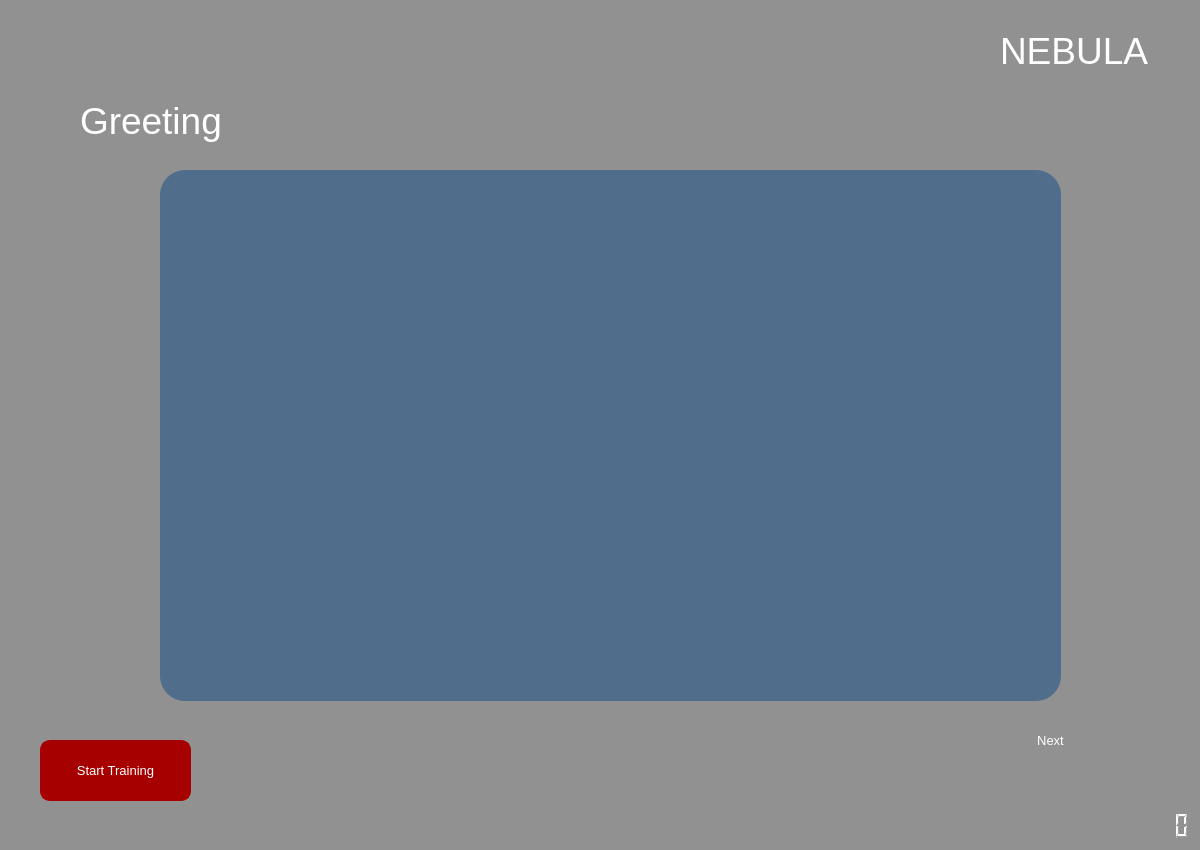
The window that ui/main.ui (wingnut29/Nebula) describes before a commit, drawn with Qt 5.
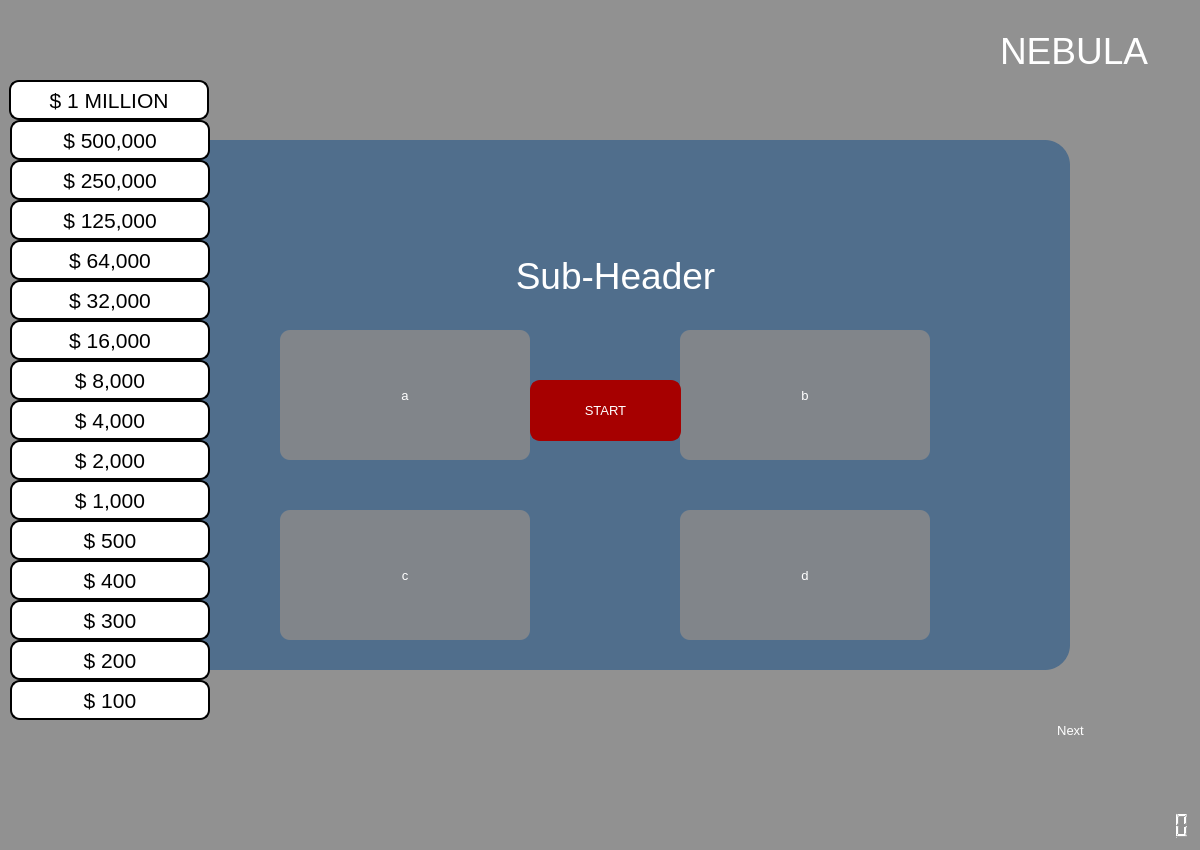
The same window after the commit. Icons and pictures are not drawn.

```diff
--- a/ui/main.ui
+++ b/ui/main.ui
@@ -10,6 +10,18 @@
     <height>850</height>
    </rect>
   </property>
+  <property name="minimumSize">
+   <size>
+    <width>1200</width>
+    <height>850</height>
+   </size>
+  </property>
+  <property name="maximumSize">
+   <size>
+    <width>1200</width>
+    <height>850</height>
+   </size>
+  </property>
   <property name="windowTitle">
    <string>NEBULA</string>
   </property>
@@ -59,29 +71,6 @@
      <string>NEBULA</string>
     </property>
    </widget>
-   <widget class="QLabel" name="lblGreeting">
-    <property name="geometry">
-     <rect>
-      <x>80</x>
-      <y>80</y>
-      <width>401</width>
-      <height>81</height>
-     </rect>
-    </property>
-    <property name="font">
-     <font>
-      <family>Segoe UI</family>
-      <pointsize>28</pointsize>
-     </font>
-    </property>
-    <property name="styleSheet">
-     <string notr="true">color: rgb(255, 255, 255);
-background: transparent;</string>
-    </property>
-    <property name="text">
-     <string>Greeting</string>
-    </property>
-   </widget>
    <widget class="QLCDNumber" name="lcdTime">
     <property name="geometry">
      <rect>
@@ -96,57 +85,13 @@
 color: rgb(255, 255, 255);</string>
     </property>
    </widget>
-   <widget class="QPushButton" name="btnStart">
-    <property name="geometry">
-     <rect>
-      <x>40</x>
-      <y>740</y>
-      <width>151</width>
-      <height>61</height>
-     </rect>
-    </property>
-    <property name="font">
-     <font>
-      <family>Segoe UI</family>
-      <pointsize>10</pointsize>
-     </font>
-    </property>
-    <property name="cursor">
-     <cursorShape>PointingHandCursor</cursorShape>
-    </property>
-    <property name="layoutDirection">
-     <enum>Qt::RightToLeft</enum>
-    </property>
-    <property name="styleSheet">
-     <string notr="true">#btnStart {         
-						
-						background-color: rgb(166, 0, 0);
-                        color: rgb(255, 255, 255);
-                        border: 2px solid #a60000;
-                        border-radius: 10px;
-                        }
-                        #btnStart:hover{
-                        
-	
-	background-color: rgb(220, 0, 0);
-                        color: rgb(255, 255, 255);
-                        }
-                        #btnStart:pressed {
-                        background-color: rgb(166, 0, 0);
-                        color: rgb(255, 255, 255);
-                        }</string>
-    </property>
-    <property name="text">
-     <string>Start Training</string>
-    </property>
-   </widget>
    <widget class="QFrame" name="frame_menu">
     <property name="geometry">
      <rect>
-      <x>160</x>
-      <y>170</y>
-      <width>901</width>
-      <height>531</height>
+      <x>170</x>
+      <y>140</y>
+      <width>900</width>
+      <height>530</height>
      </rect>
     </property>
     <property name="styleSheet">
@@ -164,8 +109,8 @@
       <rect>
        <x>60</x>
        <y>30</y>
-       <width>781</width>
-       <height>481</height>
+       <width>780</width>
+       <height>480</height>
       </rect>
      </property>
      <property name="font">
@@ -191,34 +136,200 @@
 &lt;p style=&quot;-qt-paragraph-type:empty; margin-top:0px; margin-bottom:0px; margin-left:0px; margin-right:0px; -qt-block-indent:0; text-indent:0px; font-size:16pt;&quot;&gt;&lt;br /&gt;&lt;/p&gt;&lt;/body&gt;&lt;/html&gt;</string>
      </property>
     </widget>
-   </widget>
-   <widget class="QLabel" name="lblShip">
-    <property name="geometry">
-     <rect>
-      <x>-50</x>
-      <y>850</y>
-      <width>51</width>
-      <height>41</height>
-     </rect>
-    </property>
-    <property name="styleSheet">
-     <string notr="true">background: transparent;</string>
-    </property>
-    <property name="text">
-     <string/>
-    </property>
-    <property name="pixmap">
-     <pixmap>../imgs/color_rocket.png</pixmap>
-    </property>
-    <property name="scaledContents">
-     <bool>true</bool>
-    </property>
+    <widget class="QPushButton" name="btnChoiceA">
+     <property name="geometry">
+      <rect>
+       <x>110</x>
+       <y>190</y>
+       <width>250</width>
+       <height>130</height>
+      </rect>
+     </property>
+     <property name="font">
+      <font>
+       <family>Segoe UI</family>
+       <pointsize>10</pointsize>
+      </font>
+     </property>
+     <property name="cursor">
+      <cursorShape>PointingHandCursor</cursorShape>
+     </property>
+     <property name="layoutDirection">
+      <enum>Qt::RightToLeft</enum>
+     </property>
+     <property name="styleSheet">
+      <string notr="true">#btnChoiceA {         
+						
+						
+						
+						background-color: rgba(138, 138, 138,85%);
+                        color: rgb(255, 255, 255);
+                        border: none;
+                        border-radius: 10px;
+                        }
+                        #btnChoiceA:hover{
+                        
+	
+						
+						background-color: rgb(190, 190, 190);
+                        color: rgb(255, 255, 255);
+                        }
+                        #btnChoiceA:pressed {
+                        background-color: rgba(138, 138, 138, 85%);
+                        color: rgb(255, 255, 255);
+                        }</string>
+     </property>
+     <property name="text">
+      <string>a</string>
+     </property>
+    </widget>
+    <widget class="QPushButton" name="btnChoiceB">
+     <property name="geometry">
+      <rect>
+       <x>510</x>
+       <y>190</y>
+       <width>250</width>
+       <height>130</height>
+      </rect>
+     </property>
+     <property name="font">
+      <font>
+       <family>Segoe UI</family>
+       <pointsize>10</pointsize>
+      </font>
+     </property>
+     <property name="cursor">
+      <cursorShape>PointingHandCursor</cursorShape>
+     </property>
+     <property name="layoutDirection">
+      <enum>Qt::RightToLeft</enum>
+     </property>
+     <property name="styleSheet">
+      <string notr="true">#btnChoiceB {         
+						
+						
+						
+						background-color: rgba(138, 138, 138,85%);
+                        color: rgb(255, 255, 255);
+                        border: none;
+                        border-radius: 10px;
+                        }
+                        #btnChoiceB:hover{
+                        
+	
+						
+						background-color: rgb(190, 190, 190);
+                        color: rgb(255, 255, 255);
+                        }
+                        #btnChoiceB:pressed {
+                        background-color: rgba(138, 138, 138, 85%);
+                        color: rgb(255, 255, 255);
+                        }</string>
+     </property>
+     <property name="text">
+      <string>b</string>
+     </property>
+    </widget>
+    <widget class="QPushButton" name="btnChoiceD">
+     <property name="geometry">
+      <rect>
+       <x>510</x>
+       <y>370</y>
+       <width>250</width>
+       <height>130</height>
+      </rect>
+     </property>
+     <property name="font">
+      <font>
+       <family>Segoe UI</family>
+       <pointsize>10</pointsize>
+      </font>
+     </property>
+     <property name="cursor">
+      <cursorShape>PointingHandCursor</cursorShape>
+     </property>
+     <property name="layoutDirection">
+      <enum>Qt::RightToLeft</enum>
+     </property>
+     <property name="styleSheet">
+      <string notr="true">#btnChoiceD {         
+						
+						
+						
+						background-color: rgba(138, 138, 138,85%);
+                        color: rgb(255, 255, 255);
+                        border: none;
+                        border-radius: 10px;
+                        }
+                        #btnChoiceD:hover{
+                        
+	
+						
+						background-color: rgb(190, 190, 190);
+                        color: rgb(255, 255, 255);
+                        }
+                        #btnChoiceD:pressed {
+                        background-color: rgba(138, 138, 138, 85%);
+                        color: rgb(255, 255, 255);
+                        }</string>
+     </property>
+     <property name="text">
+      <string>d</string>
+     </property>
+    </widget>
+    <widget class="QPushButton" name="btnChoiceC">
+     <property name="geometry">
+      <rect>
+       <x>110</x>
+       <y>370</y>
+       <width>250</width>
+       <height>130</height>
+      </rect>
+     </property>
+     <property name="font">
+      <font>
+       <family>Segoe UI</family>
+       <pointsize>10</pointsize>
+      </font>
+     </property>
+     <property name="cursor">
+      <cursorShape>PointingHandCursor</cursorShape>
+     </property>
+     <property name="layoutDirection">
+      <enum>Qt::RightToLeft</enum>
+     </property>
+     <property name="styleSheet">
+      <string notr="true">#btnChoiceC {         
+						
+						
+						
+						background-color: rgba(138, 138, 138,85%);
+                        color: rgb(255, 255, 255);
+                        border: none;
+                        border-radius: 10px;
+                        }
+                        #btnChoiceC:hover{
+                        
+	
+						
+						background-color: rgb(190, 190, 190);
+                        color: rgb(255, 255, 255);
+                        }
+                        #btnChoiceC:pressed {
+                        background-color: rgba(138, 138, 138, 85%);
+                        color: rgb(255, 255, 255);
+                        }</string>
+     </property>
+     <property name="text">
+      <string>c</string>
+     </property>
+    </widget>
    </widget>
    <widget class="QToolButton" name="btnNext">
     <property name="geometry">
      <rect>
-      <x>1000</x>
-      <y>710</y>
+      <x>1020</x>
+      <y>700</y>
       <width>101</width>
       <height>61</height>
      </rect>
@@ -265,6 +376,547 @@
      <enum>Qt::ToolButtonTextBesideIcon</enum>
     </property>
    </widget>
+   <widget class="QLabel" name="lbl100">
+    <property name="geometry">
+     <rect>
+      <x>10</x>
+      <y>680</y>
+      <width>200</width>
+      <height>40</height>
+     </rect>
+    </property>
+    <property name="font">
+     <font>
+      <family>Segoe UI</family>
+      <pointsize>16</pointsize>
+     </font>
+    </property>
+    <property name="styleSheet">
+     <string notr="true">background-color: rgb(255, 255, 255);
+border-radius:10px;
+border: 2px solid #000000;</string>
+    </property>
+    <property name="text">
+     <string>$ 100</string>
+    </property>
+    <property name="alignment">
+     <set>Qt::AlignCenter</set>
+    </property>
+   </widget>
+   <widget class="QLabel" name="lbl200">
+    <property name="geometry">
+     <rect>
+      <x>10</x>
+      <y>640</y>
+      <width>200</width>
+      <height>40</height>
+     </rect>
+    </property>
+    <property name="font">
+     <font>
+      <family>Segoe UI</family>
+      <pointsize>16</pointsize>
+     </font>
+    </property>
+    <property name="styleSheet">
+     <string notr="true">background-color: rgb(255, 255, 255);
+border-radius:10px;
+border: 2px solid #000000;</string>
+    </property>
+    <property name="text">
+     <string>$ 200</string>
+    </property>
+    <property name="alignment">
+     <set>Qt::AlignCenter</set>
+    </property>
+   </widget>
+   <widget class="QLabel" name="lbl300">
+    <property name="geometry">
+     <rect>
+      <x>10</x>
+      <y>600</y>
+      <width>200</width>
+      <height>40</height>
+     </rect>
+    </property>
+    <property name="font">
+     <font>
+      <family>Segoe UI</family>
+      <pointsize>16</pointsize>
+     </font>
+    </property>
+    <property name="styleSheet">
+     <string notr="true">background-color: rgb(255, 255, 255);
+border-radius:10px;
+border: 2px solid #000000;</string>
+    </property>
+    <property name="text">
+     <string>$ 300</string>
+    </property>
+    <property name="alignment">
+     <set>Qt::AlignCenter</set>
+    </property>
+   </widget>
+   <widget class="QLabel" name="lbl400">
+    <property name="geometry">
+     <rect>
+      <x>10</x>
+      <y>560</y>
+      <width>200</width>
+      <height>40</height>
+     </rect>
+    </property>
+    <property name="font">
+     <font>
+      <family>Segoe UI</family>
+      <pointsize>16</pointsize>
+     </font>
+    </property>
+    <property name="styleSheet">
+     <string notr="true">background-color: rgb(255, 255, 255);
+border-radius:10px;
+border: 2px solid #000000;</string>
+    </property>
+    <property name="text">
+     <string>$ 400</string>
+    </property>
+    <property name="alignment">
+     <set>Qt::AlignCenter</set>
+    </property>
+   </widget>
+   <widget class="QLabel" name="lbl500">
+    <property name="geometry">
+     <rect>
+      <x>10</x>
+      <y>520</y>
+      <width>200</width>
+      <height>40</height>
+     </rect>
+    </property>
+    <property name="font">
+     <font>
+      <family>Segoe UI</family>
+      <pointsize>16</pointsize>
+     </font>
+    </property>
+    <property name="styleSheet">
+     <string notr="true">background-color: rgb(255, 255, 255);
+border-radius:10px;
+border: 2px solid #000000;</string>
+    </property>
+    <property name="text">
+     <string>$ 500</string>
+    </property>
+    <property name="alignment">
+     <set>Qt::AlignCenter</set>
+    </property>
+   </widget>
+   <widget class="QLabel" name="lbl4000">
+    <property name="geometry">
+     <rect>
+      <x>10</x>
+      <y>400</y>
+      <width>200</width>
+      <height>40</height>
+     </rect>
+    </property>
+    <property name="font">
+     <font>
+      <family>Segoe UI</family>
+      <pointsize>16</pointsize>
+     </font>
+    </property>
+    <property name="styleSheet">
+     <string notr="true">background-color: rgb(255, 255, 255);
+border-radius:10px;
+border: 2px solid #000000;</string>
+    </property>
+    <property name="text">
+     <string>$ 4,000</string>
+    </property>
+    <property name="alignment">
+     <set>Qt::AlignCenter</set>
+    </property>
+   </widget>
+   <widget class="QLabel" name="lbl1000">
+    <property name="geometry">
+     <rect>
+      <x>10</x>
+      <y>480</y>
+      <width>200</width>
+      <height>40</height>
+     </rect>
+    </property>
+    <property name="font">
+     <font>
+      <family>Segoe UI</family>
+      <pointsize>16</pointsize>
+     </font>
+    </property>
+    <property name="styleSheet">
+     <string notr="true">background-color: rgb(255, 255, 255);
+border-radius:10px;
+border: 2px solid #000000;</string>
+    </property>
+    <property name="text">
+     <string>$ 1,000</string>
+    </property>
+    <property name="alignment">
+     <set>Qt::AlignCenter</set>
+    </property>
+   </widget>
+   <widget class="QLabel" name="lbl2000">
+    <property name="geometry">
+     <rect>
+      <x>10</x>
+      <y>440</y>
+      <width>200</width>
+      <height>40</height>
+     </rect>
+    </property>
+    <property name="font">
+     <font>
+      <family>Segoe UI</family>
+      <pointsize>16</pointsize>
+     </font>
+    </property>
+    <property name="styleSheet">
+     <string notr="true">background-color: rgb(255, 255, 255);
+border-radius:10px;
+border: 2px solid #000000;</string>
+    </property>
+    <property name="text">
+     <string>$ 2,000</string>
+    </property>
+    <property name="alignment">
+     <set>Qt::AlignCenter</set>
+    </property>
+   </widget>
+   <widget class="QLabel" name="lbl8000">
+    <property name="geometry">
+     <rect>
+      <x>10</x>
+      <y>360</y>
+      <width>200</width>
+      <height>40</height>
+     </rect>
+    </property>
+    <property name="font">
+     <font>
+      <family>Segoe UI</family>
+      <pointsize>16</pointsize>
+     </font>
+    </property>
+    <property name="styleSheet">
+     <string notr="true">background-color: rgb(255, 255, 255);
+border-radius:10px;
+border: 2px solid #000000;</string>
+    </property>
+    <property name="text">
+     <string>$ 8,000</string>
+    </property>
+    <property name="alignment">
+     <set>Qt::AlignCenter</set>
+    </property>
+   </widget>
+   <widget class="QLabel" name="lbl64T">
+    <property name="geometry">
+     <rect>
+      <x>10</x>
+      <y>240</y>
+      <width>200</width>
+      <height>40</height>
+     </rect>
+    </property>
+    <property name="font">
+     <font>
+      <family>Segoe UI</family>
+      <pointsize>16</pointsize>
+     </font>
+    </property>
+    <property name="styleSheet">
+     <string notr="true">background-color: rgb(255, 255, 255);
+border-radius:10px;
+border: 2px solid #000000;</string>
+    </property>
+    <property name="text">
+     <string>$ 64,000</string>
+    </property>
+    <property name="alignment">
+     <set>Qt::AlignCenter</set>
+    </property>
+   </widget>
+   <widget class="QLabel" name="lbl16T">
+    <property name="geometry">
+     <rect>
+      <x>10</x>
+      <y>320</y>
+      <width>200</width>
+      <height>40</height>
+     </rect>
+    </property>
+    <property name="font">
+     <font>
+      <family>Segoe UI</family>
+      <pointsize>16</pointsize>
+     </font>
+    </property>
+    <property name="styleSheet">
+     <string notr="true">background-color: rgb(255, 255, 255);
+border-radius:10px;
+border: 2px solid #000000;</string>
+    </property>
+    <property name="text">
+     <string>$ 16,000</string>
+    </property>
+    <property name="alignment">
+     <set>Qt::AlignCenter</set>
+    </property>
+   </widget>
+   <widget class="QLabel" name="lblMillion">
+    <property name="geometry">
+     <rect>
+      <x>9</x>
+      <y>80</y>
+      <width>200</width>
+      <height>40</height>
+     </rect>
+    </property>
+    <property name="font">
+     <font>
+      <family>Segoe UI</family>
+      <pointsize>16</pointsize>
+     </font>
+    </property>
+    <property name="styleSheet">
+     <string notr="true">background-color: rgb(255, 255, 255);
+border-radius:10px;
+border: 2px solid #000000;</string>
+    </property>
+    <property name="text">
+     <string>$ 1 MILLION</string>
+    </property>
+    <property name="alignment">
+     <set>Qt::AlignCenter</set>
+    </property>
+   </widget>
+   <widget class="QLabel" name="lbl125T">
+    <property name="geometry">
+     <rect>
+      <x>10</x>
+      <y>200</y>
+      <width>200</width>
+      <height>40</height>
+     </rect>
+    </property>
+    <property name="font">
+     <font>
+      <family>Segoe UI</family>
+      <pointsize>16</pointsize>
+     </font>
+    </property>
+    <property name="styleSheet">
+     <string notr="true">background-color: rgb(255, 255, 255);
+border-radius:10px;
+border: 2px solid #000000;</string>
+    </property>
+    <property name="text">
+     <string>$ 125,000</string>
+    </property>
+    <property name="alignment">
+     <set>Qt::AlignCenter</set>
+    </property>
+   </widget>
+   <widget class="QLabel" name="lbl500T">
+    <property name="geometry">
+     <rect>
+      <x>10</x>
+      <y>120</y>
+      <width>200</width>
+      <height>40</height>
+     </rect>
+    </property>
+    <property name="font">
+     <font>
+      <family>Segoe UI</family>
+      <pointsize>16</pointsize>
+     </font>
+    </property>
+    <property name="styleSheet">
+     <string notr="true">background-color: rgb(255, 255, 255);
+border-radius:10px;
+border: 2px solid #000000;</string>
+    </property>
+    <property name="text">
+     <string>$ 500,000</string>
+    </property>
+    <property name="alignment">
+     <set>Qt::AlignCenter</set>
+    </property>
+   </widget>
+   <widget class="QLabel" name="lbl32T">
+    <property name="geometry">
+     <rect>
+      <x>10</x>
+      <y>280</y>
+      <width>200</width>
+      <height>40</height>
+     </rect>
+    </property>
+    <property name="font">
+     <font>
+      <family>Segoe UI</family>
+      <pointsize>16</pointsize>
+     </font>
+    </property>
+    <property name="styleSheet">
+     <string notr="true">background-color: rgb(255, 255, 255);
+border-radius:10px;
+border: 2px solid #000000;</string>
+    </property>
+    <property name="text">
+     <string>$ 32,000</string>
+    </property>
+    <property name="alignment">
+     <set>Qt::AlignCenter</set>
+    </property>
+   </widget>
+   <widget class="QLabel" name="lbl250T">
+    <property name="geometry">
+     <rect>
+      <x>10</x>
+      <y>160</y>
+      <width>200</width>
+      <height>40</height>
+     </rect>
+    </property>
+    <property name="font">
+     <font>
+      <family>Segoe UI</family>
+      <pointsize>16</pointsize>
+     </font>
+    </property>
+    <property name="styleSheet">
+     <string notr="true">background-color: rgb(255, 255, 255);
+border-radius:10px;
+border: 2px solid #000000;</string>
+    </property>
+    <property name="text">
+     <string>$ 250,000</string>
+    </property>
+    <property name="alignment">
+     <set>Qt::AlignCenter</set>
+    </property>
+   </widget>
+   <widget class="QLabel" name="imgBackground">
+    <property name="geometry">
+     <rect>
+      <x>0</x>
+      <y>0</y>
+      <width>1200</width>
+      <height>850</height>
+     </rect>
+    </property>
+    <property name="text">
+     <string/>
+    </property>
+    <property name="scaledContents">
+     <bool>true</bool>
+    </property>
+   </widget>
+   <widget class="QPushButton" name="btnStart">
+    <property name="geometry">
+     <rect>
+      <x>530</x>
+      <y>380</y>
+      <width>151</width>
+      <height>61</height>
+     </rect>
+    </property>
+    <property name="font">
+     <font>
+      <family>Segoe UI</family>
+      <pointsize>10</pointsize>
+     </font>
+    </property>
+    <property name="cursor">
+     <cursorShape>PointingHandCursor</cursorShape>
+    </property>
+    <property name="layoutDirection">
+     <enum>Qt::RightToLeft</enum>
+    </property>
+    <property name="styleSheet">
+     <string notr="true">#btnStart {         
+						
+						background-color: rgb(166, 0, 0);
+                        color: rgb(255, 255, 255);
+                        border: 2px solid #a60000;
+                        border-radius: 10px;
+                        }
+                        #btnStart:hover{
+                        
+	
+	background-color: rgb(220, 0, 0);
+                        color: rgb(255, 255, 255);
+                        }
+                        #btnStart:pressed {
+                        background-color: rgb(166, 0, 0);
+                        color: rgb(255, 255, 255);
+                        }</string>
+    </property>
+    <property name="text">
+     <string>START</string>
+    </property>
+   </widget>
+   <widget class="QLabel" name="lblSubHeader">
+    <property name="geometry">
+     <rect>
+      <x>420</x>
+      <y>230</y>
+      <width>391</width>
+      <height>91</height>
+     </rect>
+    </property>
+    <property name="font">
+     <font>
+      <family>Segoe UI</family>
+      <pointsize>28</pointsize>
+     </font>
+    </property>
+    <property name="styleSheet">
+     <string notr="true">color: rgb(255, 255, 255);
+background: transparent;</string>
+    </property>
+    <property name="text">
+     <string>Sub-Header</string>
+    </property>
+    <property name="alignment">
+     <set>Qt::AlignCenter</set>
+    </property>
+   </widget>
+   <zorder>imgBackground</zorder>
+   <zorder>lblTitle</zorder>
+   <zorder>lcdTime</zorder>
+   <zorder>frame_menu</zorder>
+   <zorder>btnNext</zorder>
+   <zorder>lbl100</zorder>
+   <zorder>lbl200</zorder>
+   <zorder>lbl300</zorder>
+   <zorder>lbl400</zorder>
+   <zorder>lbl500</zorder>
+   <zorder>lbl4000</zorder>
+   <zorder>lbl1000</zorder>
+   <zorder>lbl2000</zorder>
+   <zorder>lbl8000</zorder>
+   <zorder>lbl64T</zorder>
+   <zorder>lbl16T</zorder>
+   <zorder>lblMillion</zorder>
+   <zorder>lbl125T</zorder>
+   <zorder>lbl500T</zorder>
+   <zorder>lbl32T</zorder>
+   <zorder>lbl250T</zorder>
+   <zorder>btnStart</zorder>
+   <zorder>lblSubHeader</zorder>
   </widget>
  </widget>
  <resources/>
```
Left out of the diff: 16 changed lines with no effect on the pictures.
